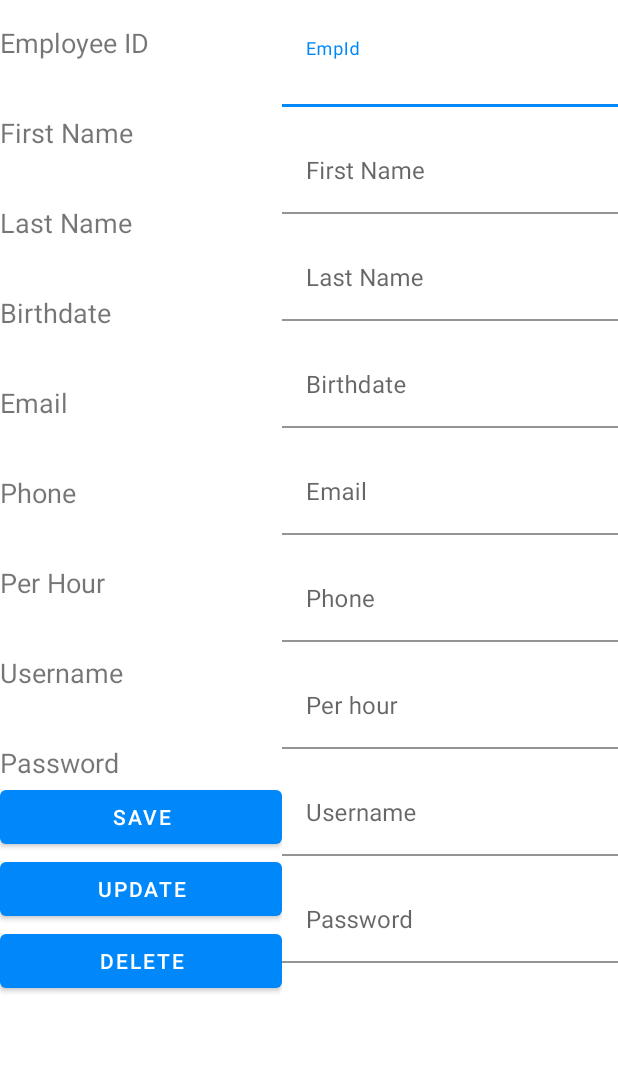
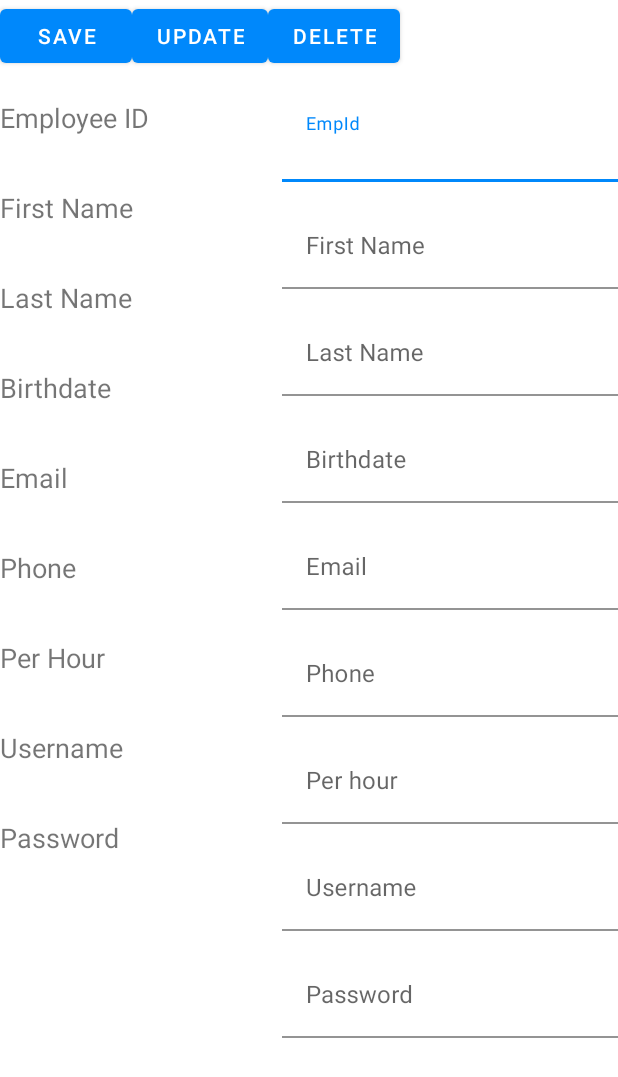
Before and after one commit to nicoderilo/TimINTimeOUT, an Android app: the EmployeeActivity screen opened directly, with no data from a screen before it, on a phone screen of 412 x 824 dp. Shown: the top 1077 px of the screen. Run offline under Robolectric (Android 15) with nearby library versions, the phone set to English and light mode, and no system bars.

Commit message:
rearrange buttons 3.0

```diff
--- a/app/src/main/res/layout/activity_employee.xml
+++ b/app/src/main/res/layout/activity_employee.xml
@@ -3,13 +3,47 @@
     xmlns:app="http://schemas.android.com/apk/res-auto"
     xmlns:tools="http://schemas.android.com/tools"
     android:layout_width="match_parent"
-    android:layout_height="match_parent"
+    android:layout_height="wrap_content"
     tools:context=".EmployeeActivity">
 
     <LinearLayout
         android:layout_width="match_parent"
         android:layout_height="match_parent"
+        android:orientation="vertical">
+
+        <LinearLayout
+            android:layout_width="match_parent"
+            android:layout_height="50dp"
+            android:orientation="vertical">
+
+            <LinearLayout
+                android:layout_width="match_parent"
+                android:layout_height="match_parent"
                 android:orientation="horizontal">
+
+                <Button
+                    android:id="@+id/btnSave"
+                    android:layout_width="wrap_content"
+                    android:layout_height="wrap_content"
+                    android:text="Save" />
+
+                <Button
+                    android:id="@+id/btnUpdate"
+                    android:layout_width="wrap_content"
+                    android:layout_height="wrap_content"
+                    android:text="Update" />
+
+                <Button
+                    android:id="@+id/btnDelete"
+                    android:layout_width="wrap_content"
+                    android:layout_height="wrap_content"
+                    android:text="Delete" />
+            </LinearLayout>
+        </LinearLayout>
+
+        <LinearLayout
+            android:layout_width="match_parent"
+            android:layout_height="match_parent">
 
             <LinearLayout
                 android:id="@+id/LinearLayoutLeft"
@@ -90,21 +124,6 @@
                     android:text="Password"
                     android:textSize="18sp" />
 
-            <Button
-                android:id="@+id/btnSave"
-                android:layout_width="match_parent"
-                android:layout_height="wrap_content"
-                android:text="Save" />
-            <Button
-                android:id="@+id/btnUpdate"
-                android:layout_width="match_parent"
-                android:layout_height="wrap_content"
-                android:text="Update" />
-            <Button
-                android:id="@+id/btnDelete"
-                android:layout_width="match_parent"
-                android:layout_height="wrap_content"
-                android:text="Delete" />
             </LinearLayout>
 
             <LinearLayout
@@ -119,6 +138,7 @@
                     android:layout_height="wrap_content"
                     android:hint="EmpId"
                     app:boxBackgroundColor="@color/white">
+
                     <EditText
                         android:id="@+id/etEmpId"
                         android:layout_width="match_parent"
@@ -135,6 +155,7 @@
                     android:layout_height="wrap_content"
                     android:hint="First Name"
                     app:boxBackgroundColor="@color/white">
+
                     <EditText
                         android:id="@+id/etFirstName"
                         android:layout_width="match_parent"
@@ -150,6 +171,7 @@
                     android:layout_height="wrap_content"
                     android:hint="Last Name"
                     app:boxBackgroundColor="@color/white">
+
                     <EditText
                         android:id="@+id/etLastName"
                         android:layout_width="match_parent"
@@ -166,6 +188,7 @@
                     android:layout_height="wrap_content"
                     android:hint="Birthdate"
                     app:boxBackgroundColor="@color/white">
+
                     <EditText
                         android:id="@+id/etBirthdate"
                         android:layout_width="match_parent"
@@ -180,6 +203,7 @@
                     android:layout_height="wrap_content"
                     android:hint="Email"
                     app:boxBackgroundColor="@color/white">
+
                     <EditText
                         android:id="@+id/etEmail"
                         android:layout_width="match_parent"
@@ -194,6 +218,7 @@
                     android:layout_height="wrap_content"
                     android:hint="Phone"
                     app:boxBackgroundColor="@color/white">
+
                     <EditText
                         android:id="@+id/etPhone"
                         android:layout_width="match_parent"
@@ -208,6 +233,7 @@
                     android:layout_height="wrap_content"
                     android:hint="Per hour"
                     app:boxBackgroundColor="@color/white">
+
                     <EditText
                         android:id="@+id/etPerHour"
                         android:layout_width="match_parent"
@@ -222,6 +248,7 @@
                     android:layout_height="wrap_content"
                     android:hint="Username"
                     app:boxBackgroundColor="@color/white">
+
                     <EditText
                         android:id="@+id/etUserName"
                         android:layout_width="match_parent"
@@ -236,6 +263,7 @@
                     android:layout_height="wrap_content"
                     android:hint="Password"
                     app:boxBackgroundColor="@color/white">
+
                     <EditText
                         android:id="@+id/etPassword"
                         android:layout_width="match_parent"
@@ -247,4 +275,6 @@
                 </com.google.android.material.textfield.TextInputLayout>
             </LinearLayout>
         </LinearLayout>
+
+    </LinearLayout>
 </ScrollView>
```
Lines whose indentation alone changed are shown as unchanged.
